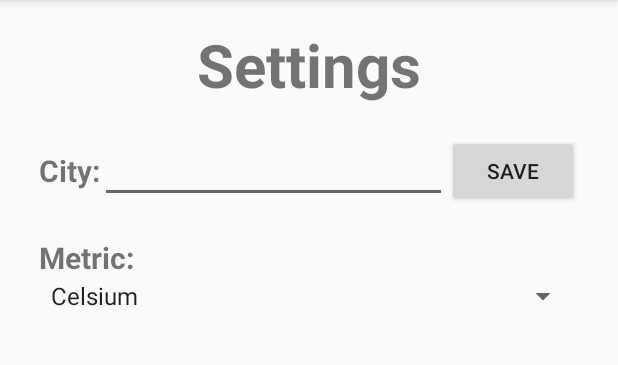
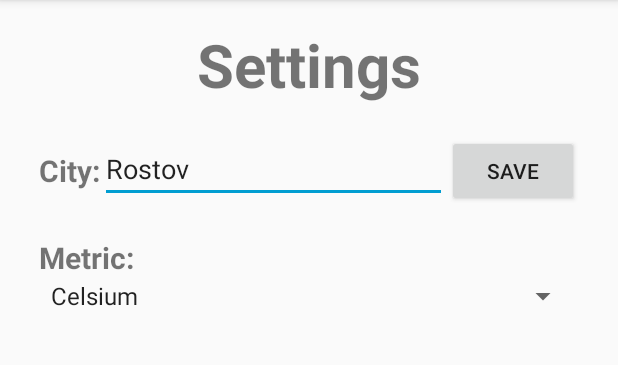
Before and after one commit to VladBytsyuk/WeatherProject-Android, an Android app: the screen it shows after launch (MainActivity), in the side drawer, after a tap on "Settings", on a phone screen of 412 x 824 dp, the part 84-449 px from its top. Run offline under Robolectric (Android 15) with nearby library versions, the phone set to English and light mode, and no system bars.

Commit message:
Pull-To-Refresh, Snackbar, NetworkHelper

```diff
--- a/app/src/main/AndroidManifest.xml
+++ b/app/src/main/AndroidManifest.xml
@@ -3,6 +3,7 @@
     package="com.vladbytsyuk.weatherforecastproject">
 
     <uses-permission android:name="android.permission.INTERNET"/>
+    <uses-permission android:name="android.permission.ACCESS_NETWORK_STATE"/>
 
     <application
         android:allowBackup="true"
--- /dev/null
+++ b/app/src/main/java/com/vladbytsyuk/weatherforecastproject/controller/NetworkHelper.java
@@ -0,0 +1,22 @@
+package com.vladbytsyuk.weatherforecastproject.controller;
+
+import android.content.Context;
+import android.net.ConnectivityManager;
+import android.net.NetworkInfo;
+
+/**
+ * Created by VladBytsyuk on 11.12.2015.
+ */
+public final class NetworkHelper {
+    private static Context context;
+
+    public static void setContext(Context newContext){
+        context = newContext;
+    }
+
+    public static Boolean isNetworkAvailable() {
+        final ConnectivityManager connectivityManager = (ConnectivityManager) context.getSystemService(Context.CONNECTIVITY_SERVICE);
+        final NetworkInfo networkInfo = connectivityManager.getActiveNetworkInfo();
+        return networkInfo != null && networkInfo.isConnectedOrConnecting();
+    }
+}
--- /dev/null
+++ b/app/src/main/java/com/vladbytsyuk/weatherforecastproject/controller/PreferencesHelper.java
@@ -0,0 +1,39 @@
+package com.vladbytsyuk.weatherforecastproject.controller;
+
+import android.content.Context;
+import android.content.SharedPreferences;
+
+import com.vladbytsyuk.weatherforecastproject.R;
+
+/**
+ * Created by VladBytsyuk on 11.12.2015.
+ */
+public class PreferencesHelper {
+    private static Context context;
+
+    public static void setContext(Context newContext){
+           context = newContext;
+    }
+
+    public static String getPreference(int preference) {
+        SharedPreferences settings = context
+                .getSharedPreferences(context
+                        .getString(R.string.shared_preferences_file_name), Context.MODE_PRIVATE);
+        return settings.getString(context.getString(preference), null);
+    }
+
+    public static String getPreference(int preference, String value) {
+        SharedPreferences settings = context
+                .getSharedPreferences(context
+                        .getString(R.string.shared_preferences_file_name), Context.MODE_PRIVATE);
+        return settings.getString(context.getString(preference), value);
+    }
+
+    public static void setPreference(int key, String value) {
+        SharedPreferences settings = context
+                .getSharedPreferences(context.getResources()
+                        .getString(R.string.shared_preferences_file_name), Context.MODE_PRIVATE);
+        SharedPreferences.Editor editor = settings.edit();
+        editor.putString(context.getResources().getString(key), value).apply();
+    }
+}
--- a/app/src/main/java/com/vladbytsyuk/weatherforecastproject/controller/async_task/JSONDownloader.java
+++ b/app/src/main/java/com/vladbytsyuk/weatherforecastproject/controller/async_task/JSONDownloader.java
@@ -19,8 +19,13 @@ public class JSONDownloader {
     public static String downloadJSON(String city, String metric, String lang) {
         String result = null;
         try {
-            URL url = new URL("http://api.openweathermap.org/data/2.5/forecast/daily?q=" + URLEncoder.encode(city, "UTF-8") +
-                                "&units=" + metric + "&lang=" + lang + "&cnt=14&appid=2de143494c0b295cca9337e1e96b00e0");
+            URL url = new URL("http://api.openweathermap.org/data/2.5/forecast/daily?" +
+                                "q=" + URLEncoder.encode(city, "UTF-8") +
+                                "&units=" + metric +
+                                "&lang=" + lang +
+                                "&type=" + "accurate" +
+                                "&cnt=" + "14" +
+                                "&appid=" + "2de143494c0b295cca9337e1e96b00e0");
             HttpURLConnection connection = (HttpURLConnection) url.openConnection();
             connection.setRequestMethod("GET");
             connection.setReadTimeout(10000 /* milliseconds */);
--- a/app/src/main/java/com/vladbytsyuk/weatherforecastproject/controller/async_task/WeatherDownloader.java
+++ b/app/src/main/java/com/vladbytsyuk/weatherforecastproject/controller/async_task/WeatherDownloader.java
@@ -1,15 +1,11 @@
 package com.vladbytsyuk.weatherforecastproject.controller.async_task;
 
-import android.content.ContentValues;
 import android.content.Context;
-import android.content.SharedPreferences;
-import android.database.sqlite.SQLiteDatabase;
 import android.os.AsyncTask;
-import android.util.Log;
-import android.widget.TextView;
 
 import com.vladbytsyuk.weatherforecastproject.R;
 import com.vladbytsyuk.weatherforecastproject.model.WeatherForecast;
+import com.vladbytsyuk.weatherforecastproject.controller.PreferencesHelper;
 
 import java.util.ArrayList;
 
@@ -22,18 +18,14 @@ public class WeatherDownloader extends AsyncTask<Context, Void, ArrayList<Weathe
     @Override
     protected ArrayList<WeatherForecast> doInBackground(Context... params) {
         context = params[0];
-        String city = getPreference(R.string.city);
-        String metric = getPreference(R.string.metric);
+        String city = PreferencesHelper.getPreference(R.string.city);
+        String metric = PreferencesHelper.getPreference(R.string.metric);
         String lang = getString(R.string.lang);
         String jsonFile = JSONDownloader.downloadJSON(city, metric, lang);
         ArrayList<WeatherForecast> weatherForecasts = JSONParser.parseJSON(jsonFile);
         return weatherForecasts;
     }
 
-    private String getPreference(int preference) {
-        SharedPreferences settings = context.getSharedPreferences(getString(R.string.shared_preferences_file_name), Context.MODE_PRIVATE);
-        return settings.getString(getString(preference), null);
-    }
 
     private String getString(int id) {
         return context.getResources().getString(id);
--- a/app/src/main/java/com/vladbytsyuk/weatherforecastproject/view/activities/MainActivity.java
+++ b/app/src/main/java/com/vladbytsyuk/weatherforecastproject/view/activities/MainActivity.java
@@ -2,10 +2,7 @@ package com.vladbytsyuk.weatherforecastproject.view.activities;
 
 import android.app.Fragment;
 import android.app.FragmentTransaction;
-import android.content.Context;
-import android.content.SharedPreferences;
 import android.os.Bundle;
-import android.support.design.widget.FloatingActionButton;
 import android.support.design.widget.NavigationView;
 import android.support.design.widget.Snackbar;
 import android.support.v4.view.GravityCompat;
@@ -13,20 +10,15 @@ import android.support.v4.widget.DrawerLayout;
 import android.support.v7.app.ActionBarDrawerToggle;
 import android.support.v7.app.AppCompatActivity;
 import android.support.v7.widget.Toolbar;
-import android.util.Log;
-import android.view.Menu;
 import android.view.MenuItem;
 import android.view.View;
-import android.widget.ListView;
-import android.widget.ProgressBar;
 import android.widget.Toast;
 
 import com.vladbytsyuk.weatherforecastproject.R;
-import com.vladbytsyuk.weatherforecastproject.controller.DBManager;
-import com.vladbytsyuk.weatherforecastproject.controller.async_task.JSONDownloader;
-import com.vladbytsyuk.weatherforecastproject.model.DetailWeatherForecast;
+import com.vladbytsyuk.weatherforecastproject.controller.NetworkHelper;
 import com.vladbytsyuk.weatherforecastproject.model.WeatherForecast;
 import com.vladbytsyuk.weatherforecastproject.view.FormatWeather;
+import com.vladbytsyuk.weatherforecastproject.controller.PreferencesHelper;
 import com.vladbytsyuk.weatherforecastproject.view.fragments.DetailWeatherForecastFragment;
 import com.vladbytsyuk.weatherforecastproject.view.fragments.InfoFragment;
 import com.vladbytsyuk.weatherforecastproject.view.fragments.SettingsFragment;
@@ -34,7 +26,8 @@ import com.vladbytsyuk.weatherforecastproject.view.fragments.WeatherForecastFrag
 
 public class MainActivity extends AppCompatActivity
         implements NavigationView.OnNavigationItemSelectedListener,
-                   WeatherForecastFragment.OnItemPressed {
+                   WeatherForecastFragment.OnItemPressed,
+                   WeatherForecastFragment.OnRefresh {
 
     private Boolean exitNow;
 
@@ -46,8 +39,6 @@ public class MainActivity extends AppCompatActivity
     private Boolean isSettingsFragmentActive;
     private Boolean isWeatherForecastFragmentActive;
 
-    private DBManager dbManager;
-
 /* ============================================ onCreate ======================================== */
     @Override
     protected void onCreate(Bundle savedInstanceState) {
@@ -58,16 +49,14 @@ public class MainActivity extends AppCompatActivity
 
         exitNow = false;
         FormatWeather.setContext(this);
+        PreferencesHelper.setContext(this);
+        NetworkHelper.setContext(this);
         initSharedPreferences();
 
         settingsFragment = new SettingsFragment();
         infoFragment = new InfoFragment();
         weatherForecastFragment = new WeatherForecastFragment();
         detailWeatherForecastFragment = new DetailWeatherForecastFragment();
-
-        dbManager = new DBManager(this);
-
-        if (getPreference(R.string.city) == null) setPreference(R.string.city, "Rostov");
 
         setWeatherForecastFragment();
 
@@ -88,13 +77,15 @@ public class MainActivity extends AppCompatActivity
     }
 
     private void initSharedPreferences() {
-        if (getPreference(R.string.metric) == null) {
-            setPreference(R.string.metric, getString(R.string.celsium));
+        if (PreferencesHelper.getPreference(R.string.metric) == null) {
+            PreferencesHelper.setPreference(R.string.metric, getString(R.string.celsium));
         }
-        if (getString(R.string.lang).equals("ru")) {
-            setPreference(R.string.city, "Ростов-на-Дону");
-        } else {
-            setPreference(R.string.city, "Rostov");
+        if (PreferencesHelper.getPreference(R.string.city) == null) {
+            if (getString(R.string.lang).equals("ru")) {
+                PreferencesHelper.setPreference(R.string.city, "Ростов-на-Дону");
+            } else {
+                PreferencesHelper.setPreference(R.string.city, "Rostov");
+            }
         }
     }
 
@@ -104,6 +95,7 @@ public class MainActivity extends AppCompatActivity
     public void onBackPressed() {
         DrawerLayout drawer = (DrawerLayout) findViewById(R.id.drawer_layout);
         if (drawer.isDrawerOpen(GravityCompat.START)) {
+            exitNow = false;
             drawer.closeDrawer(GravityCompat.START);
         } else {
             onFragmentBackPressed();
@@ -130,6 +122,8 @@ public class MainActivity extends AppCompatActivity
 
 
 /* =============================== onNavigationItemSelected ===================================== */
+
+
     @SuppressWarnings("StatementWithEmptyBody")
     @Override
     public boolean onNavigationItemSelected(MenuItem item) {
@@ -162,7 +156,7 @@ public class MainActivity extends AppCompatActivity
     }
 
 
-/* ======================================== setFragment ========================================= */
+    /* ======================================== setFragment ========================================= */
     private void setWeatherForecastFragment() {
         setCurrentFragment(weatherForecastFragment);
         isWeatherForecastFragmentActive = true;
@@ -189,31 +183,19 @@ public class MainActivity extends AppCompatActivity
     }
 
 
-/* ==================================== Shared Preferences ====================================== */
-    private String getPreference(int preference) {
-        SharedPreferences settings = this
-                .getSharedPreferences(this.getString(R.string.shared_preferences_file_name), Context.MODE_PRIVATE);
-        return settings.getString(this.getString(preference), null);
-    }
-
-    private void setPreference(int key, String value) {
-        SharedPreferences settings = this
-                .getSharedPreferences(getString(R.string.shared_preferences_file_name), Context.MODE_PRIVATE);
-        SharedPreferences.Editor editor = settings.edit();
-        editor.putString(getString(key), value).apply();
-    }
-
-/* ====================================== OnItemPressed ========================================= */
+/* ====================================== Interfaces ============================================ */
     @Override
     protected void onPause() {
         super.onPause();
         weatherForecastFragment.removeOnItemPressedListener();
+        weatherForecastFragment.removeOnRefreshListener();
     }
 
     @Override
     protected void onResume() {
         super.onResume();
         weatherForecastFragment.setOnItemPressedListener(this);
+        weatherForecastFragment.setOnRefreshListener(this);
     }
 
     public void itemPressed(WeatherForecast weatherForecast) {
@@ -221,6 +203,18 @@ public class MainActivity extends AppCompatActivity
         setFragment(detailWeatherForecastFragment);
     }
 
+    public void showNetworkIssuesSnackbar() {
+        Snackbar snackbar = Snackbar
+                .make(findViewById(R.id.main_container), R.string.download_error, Snackbar.LENGTH_LONG)
+                .setAction(R.string.update, new View.OnClickListener() {
+                    @Override
+                    public void onClick(View v) {
+                        refresh();
+                    }
+                });
+        snackbar.show();
+    }
+
 
 
 }
--- a/app/src/main/java/com/vladbytsyuk/weatherforecastproject/view/fragments/SettingsFragment.java
+++ b/app/src/main/java/com/vladbytsyuk/weatherforecastproject/view/fragments/SettingsFragment.java
@@ -1,8 +1,6 @@
 package com.vladbytsyuk.weatherforecastproject.view.fragments;
 
 import android.app.Fragment;
-import android.content.Context;
-import android.content.SharedPreferences;
 import android.os.Bundle;
 import android.support.annotation.Nullable;
 import android.view.LayoutInflater;
@@ -15,7 +13,7 @@ import android.widget.EditText;
 import android.widget.Spinner;
 
 import com.vladbytsyuk.weatherforecastproject.R;
-import com.vladbytsyuk.weatherforecastproject.controller.DBManager;
+import com.vladbytsyuk.weatherforecastproject.controller.PreferencesHelper;
 
 /**
  * Created by VladBytsyuk on 22.11.2015.
@@ -43,6 +41,7 @@ public class SettingsFragment extends Fragment {
 
     private View editTextCityInit(View rootView) {
         editTextCity = (EditText) rootView.findViewById(R.id.editTextSettingsCity);
+        editTextCity.setText(PreferencesHelper.getPreference(R.string.city));
         return rootView;
     }
     private View buttonSaveCityInit(View rootView) {
@@ -51,7 +50,7 @@ public class SettingsFragment extends Fragment {
             @Override
             public void onClick(View v) {
                 String city = editTextCity.getText().toString();
-                setSharedPreference(R.string.city, city);
+                PreferencesHelper.setPreference(R.string.city, city);
             }
         });
         return rootView;
@@ -64,7 +63,7 @@ public class SettingsFragment extends Fragment {
         adapter.setDropDownViewResource(android.R.layout.simple_spinner_dropdown_item);
         spinnerMetric.setAdapter(adapter);
         spinnerMetric.setPrompt(getResources().getString(R.string.metric_title));
-        if (getSharedPreference(R.string.metric).equals(getString(R.string.celsium))) {
+        if (PreferencesHelper.getPreference(R.string.metric).equals(getString(R.string.celsium))) {
             spinnerMetric.setSelection(0);
         } else {
             spinnerMetric.setSelection(1);
@@ -74,32 +73,17 @@ public class SettingsFragment extends Fragment {
             public void onItemSelected(AdapterView<?> parent, View view, int position, long id) {
                 String currentMetric = adapter.getItem(position);
                 if (currentMetric.equals(metrics[0])) {
-                    setSharedPreference(R.string.metric, getActivity().getString(R.string.celsium));
+                    PreferencesHelper.setPreference(R.string.metric, getActivity().getString(R.string.celsium));
                 } else {
-                    setSharedPreference(R.string.metric, getActivity().getString(R.string.farenheit));
+                    PreferencesHelper.setPreference(R.string.metric, getActivity().getString(R.string.farenheit));
                 }
-
             }
 
             @Override
             public void onNothingSelected(AdapterView<?> parent) {
-
             }
         });
         return rootView;
     }
 
-
-    private void setSharedPreference(int key, String value) {
-        SharedPreferences settings = getActivity()
-                .getSharedPreferences(getString(R.string.shared_preferences_file_name), Context.MODE_PRIVATE);
-        SharedPreferences.Editor editor = settings.edit();
-        editor.putString(getString(key), value).apply();
-    }
-
-    private String getSharedPreference(int preference) {
-        SharedPreferences settings = getActivity()
-                .getSharedPreferences(getActivity().getString(R.string.shared_preferences_file_name), Context.MODE_PRIVATE);
-        return settings.getString(this.getString(preference), null);
-    }
 }
--- a/app/src/main/java/com/vladbytsyuk/weatherforecastproject/view/fragments/WeatherForecastFragment.java
+++ b/app/src/main/java/com/vladbytsyuk/weatherforecastproject/view/fragments/WeatherForecastFragment.java
@@ -2,14 +2,12 @@ package com.vladbytsyuk.weatherforecastproject.view.fragments;
 
 import android.app.Fragment;
 import android.content.Context;
-import android.content.SharedPreferences;
 import android.os.Bundle;
 import android.support.annotation.Nullable;
-import android.util.Log;
+import android.support.v4.widget.SwipeRefreshLayout;
 import android.view.LayoutInflater;
 import android.view.View;
 import android.view.ViewGroup;
-import android.widget.Adapter;
 import android.widget.AdapterView;
 import android.widget.ListView;
 import android.widget.ProgressBar;
@@ -17,33 +15,49 @@ import android.widget.TextView;
 
 import com.vladbytsyuk.weatherforecastproject.controller.DBManager;
 import com.vladbytsyuk.weatherforecastproject.R;
+import com.vladbytsyuk.weatherforecastproject.controller.NetworkHelper;
 import com.vladbytsyuk.weatherforecastproject.controller.adapters.WeatherForecastAdapter;
 import com.vladbytsyuk.weatherforecastproject.model.WeatherForecast;
+import com.vladbytsyuk.weatherforecastproject.controller.PreferencesHelper;
 
 /**
  * Created by VladBytsyuk on 22.11.2015.
  */
-public class WeatherForecastFragment extends Fragment {
+public class WeatherForecastFragment extends Fragment
+        implements SwipeRefreshLayout.OnRefreshListener {
     private Context context;
     private DBManager dbManager;
     private TextView textViewCity;
     private ListView listView;
-    private ProgressBar progressBar;
     private WeatherForecastAdapter adapter;
+    private SwipeRefreshLayout swipeRefreshLayout;
 
     public interface OnItemPressed {
         void itemPressed(WeatherForecast weatherForecast);
     }
-    private OnItemPressed listener_item_pressed;
+    private OnItemPressed listenerItemPressed;
 
-    public void setOnItemPressedListener(OnItemPressed listener_item_pressed) {
-        this.listener_item_pressed = listener_item_pressed;
+    public void setOnItemPressedListener(OnItemPressed listenerItemPressed) {
+        this.listenerItemPressed = listenerItemPressed;
     }
 
     public void removeOnItemPressedListener() {
-        this.listener_item_pressed = null;
+        this.listenerItemPressed = null;
     }
 
+
+    public interface OnRefresh {
+        void showNetworkIssuesSnackbar();
+    }
+    private OnRefresh listenerRefresh;
+
+    public void setOnRefreshListener(OnRefresh listenerRefresh) {
+        this.listenerRefresh = listenerRefresh;
+    }
+
+    public void removeOnRefreshListener() {
+        this.listenerRefresh = null;
+    }
 
     @Nullable
     @Override
@@ -55,47 +69,54 @@ public class WeatherForecastFragment extends Fragment {
         dbManager = new DBManager(context);
         if (dbManager.isDBEmpty())
             dbManager.downloadWeather();
-        textViewCity = (TextView) rootView.findViewById(R.id.textViewWeatherForecastCity);
-        textViewCity.setText(getPreference(R.string.city));
 
+        swipeRefreshLayout = (SwipeRefreshLayout) rootView.findViewById(R.id.swipeRefreshLayoutWeatherForecast);
+        swipeRefreshLayout.setOnRefreshListener(this);
+        swipeRefreshLayout.setColorSchemeResources(android.R.color.holo_blue_light,
+                android.R.color.holo_blue_bright,
+                android.R.color.holo_blue_dark,
+                android.R.color.holo_blue_bright);
+
+        rootView = initListView(rootView);
+        rootView = initTextView(rootView);
+
+        return rootView;
+    }
+
+    private View initListView(View rootView) {
         listView = (ListView) rootView.findViewById(R.id.listViewWeatherForecast);
         listView.setOnItemClickListener(new AdapterView.OnItemClickListener() {
             @Override
             public void onItemClick(AdapterView<?> parent, View view, int position, long id) {
-                if (listener_item_pressed != null)
-                    listener_item_pressed.itemPressed(adapter.getItem(position));
+                if (listenerItemPressed != null)
+                    listenerItemPressed.itemPressed(adapter.getItem(position));
             }
         });
         adapter = new WeatherForecastAdapter(context, dbManager.getWeatherForecasts());
         listView.setAdapter(adapter);
-
-        progressBar = (ProgressBar) rootView.findViewById(R.id.progressBarWeatherForecast);
-        progressBar.setVisibility(View.INVISIBLE);
-
         return rootView;
     }
 
-    private String getPreference(int preference) {
-        SharedPreferences settings = getActivity()
-                .getSharedPreferences(getActivity().getString(R.string.shared_preferences_file_name), Context.MODE_PRIVATE);
-        return settings.getString(getActivity().getString(preference), null);
+    private View initTextView(View rootView) {
+        textViewCity = (TextView) rootView.findViewById(R.id.textViewWeatherForecastCity);
+        textViewCity.setText(PreferencesHelper.getPreference(R.string.city));
+        return rootView;
     }
 
-
     public void refresh() {
-        hideListView();
-        dbManager.drop();
-        dbManager.downloadWeather();
-        showListView();
+        if (NetworkHelper.isNetworkAvailable()) {
+            dbManager.drop();
+            dbManager.downloadWeather();
+            adapter = new WeatherForecastAdapter(context, dbManager.getWeatherForecasts());
+            listView.setAdapter(adapter);
+        } else  if (listenerRefresh != null) {
+            listenerRefresh.showNetworkIssuesSnackbar();
+        }
     }
 
-    private void hideListView() {
-        listView.setVisibility(View.INVISIBLE);
-        progressBar.setVisibility(View.VISIBLE);
-    }
-
-    private void showListView() {
-        progressBar.setVisibility(View.INVISIBLE);
-        listView.setVisibility(View.VISIBLE);
+    @Override
+    public void onRefresh() {
+        refresh();
+        swipeRefreshLayout.setRefreshing(false);
     }
 }
--- a/app/src/main/res/values/colors.xml
+++ b/app/src/main/res/values/colors.xml
@@ -2,6 +2,6 @@
 <resources>
     <color name="colorPrimary">#00bff3</color>
     <color name="colorPrimaryDark">#00aee2</color>
-    <color name="colorAccent">#696969</color>
+    <color name="colorAccent">#009dd1</color>
 
 </resources>
--- a/app/src/main/res/values/strings.xml
+++ b/app/src/main/res/values/strings.xml
@@ -4,6 +4,8 @@
 
     <string name="navigation_drawer_open">Open navigation drawer</string>
     <string name="navigation_drawer_close">Close navigation drawer</string>
+
+    <string name="input_city">Input city:</string>
 
     <string name="action_settings">Settings</string>
 
@@ -21,7 +23,8 @@
 
     <string name="back">Press \"Back\" again to exit</string>
 
-    <string name="download_error">Dowloading error</string>
+    <string name="download_error">No internet connection.</string>
+    <string name="update">UPDATE</string>
 
     <string name="settings_title">Settings</string>
 
```
Also changed, not shown: app/src/main/java/com/vladbytsyuk/weatherforecastproject/view/FormatWeather.java (+3 -13 lines), app/src/main/res/layout/fragment_dailog_city.xml (added, +19 -0 lines), app/src/main/res/layout/fragment_weather_forecast.xml (+12 -14 lines), 1 other file.
